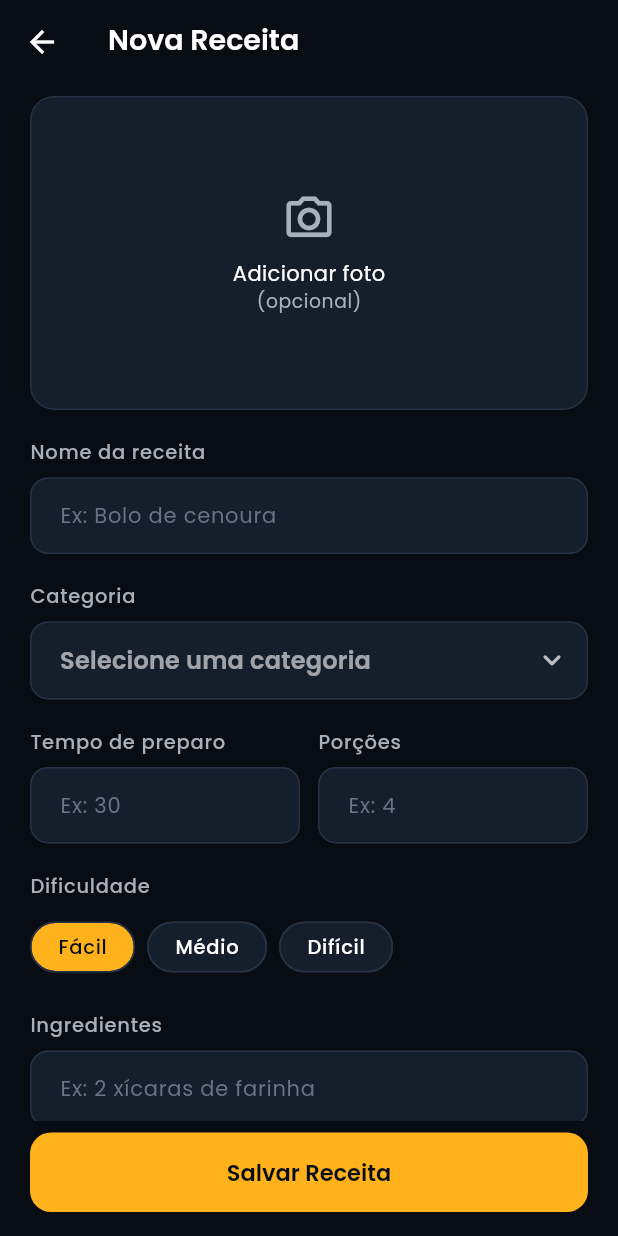
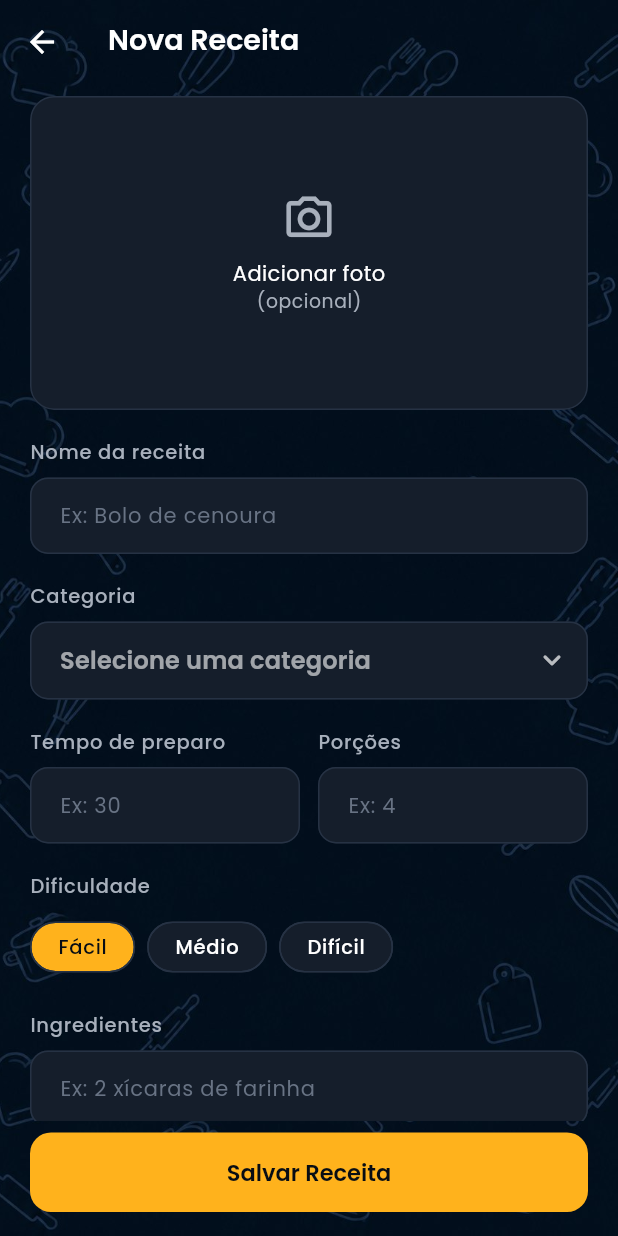
Before and after one commit to lenonronaldo2014-prog/receitas, a Flutter app: the screen it shows after launch, after a tap on "Criar receita", on a phone screen of 412 x 824 dp. Run offline on Flutter 3.47's test engine with Material 3 defaults, Android fonts, the phone set to English and light mode, and no system bars; our stand-ins replace image_picker, package_info_plus, share_plus, shared_preferences.

Commit message:
Fundo com textura de utensílios de cozinha no tema escuro
Co-Authored-By: Claude Opus 5.5 (1M context) <noreply@anthropic.com>

```diff
--- a/lib/screens/splash_screen.dart
+++ b/lib/screens/splash_screen.dart
@@ -5,6 +5,7 @@ import '../providers/recipe_store.dart';
 import '../providers/theme_controller.dart';
 import '../providers/user_data.dart';
 import '../theme/app_theme.dart';
+import '../widgets/app_background.dart';
 import 'main_shell.dart';
 
 /// Abertura do app: carrega os dados salvos e vai para a tela principal.
@@ -22,6 +23,13 @@ class _SplashScreenState extends State<SplashScreen> {
     _start();
   }
 
+  @override
+  void didChangeDependencies() {
+    super.didChangeDependencies();
+    // Carrega a imagem de fundo antes de abrir as telas.
+    precacheImage(AppBackground.image, context);
+  }
+
   Future<void> _start() async {
     await Future.wait([
       context.read<ThemeController>().load(),
@@ -33,7 +41,7 @@ class _SplashScreenState extends State<SplashScreen> {
     Navigator.of(context).pushReplacement(
       PageRouteBuilder(
         transitionDuration: const Duration(milliseconds: 500),
-        pageBuilder: (_, _, _) => const MainShell(),
+        pageBuilder: (_, _, _) => const AppBackground(child: MainShell()),
         transitionsBuilder: (_, anim, _, child) =>
             FadeTransition(opacity: anim, child: child),
       ),
--- a/lib/theme/app_theme.dart
+++ b/lib/theme/app_theme.dart
@@ -1,5 +1,6 @@
 import 'package:flutter/material.dart';
 
+import '../widgets/app_background.dart';
 import 'app_colors.dart';
 import 'app_spacing.dart';
 import 'app_typography.dart';
@@ -51,13 +52,13 @@ abstract final class AppTheme {
       colorScheme: scheme,
       fontFamily: AppTypography.fontFamily,
       textTheme: text,
-      scaffoldBackgroundColor: c.background,
+      scaffoldBackgroundColor: Colors.transparent,
       canvasColor: c.background,
       dividerColor: c.border,
       splashFactory: InkSparkle.splashFactory,
       extensions: [c],
       appBarTheme: AppBarTheme(
-        backgroundColor: c.background,
+        backgroundColor: Colors.transparent,
         surfaceTintColor: Colors.transparent,
         foregroundColor: c.textPrimary,
         elevation: 0,
@@ -196,15 +197,46 @@ abstract final class AppTheme {
       ),
       pageTransitionsTheme: const PageTransitionsTheme(
         builders: {
-          TargetPlatform.android: _FadeSlideTransitionsBuilder(),
-          TargetPlatform.iOS: CupertinoPageTransitionsBuilder(),
-          TargetPlatform.windows: _FadeSlideTransitionsBuilder(),
-          TargetPlatform.macOS: CupertinoPageTransitionsBuilder(),
-          TargetPlatform.linux: _FadeSlideTransitionsBuilder(),
+          TargetPlatform.android: _WithBackground(
+            _FadeSlideTransitionsBuilder(),
+          ),
+          TargetPlatform.iOS: _WithBackground(
+            CupertinoPageTransitionsBuilder(),
+          ),
+          TargetPlatform.windows: _WithBackground(
+            _FadeSlideTransitionsBuilder(),
+          ),
+          TargetPlatform.macOS: _WithBackground(
+            CupertinoPageTransitionsBuilder(),
+          ),
+          TargetPlatform.linux: _WithBackground(_FadeSlideTransitionsBuilder()),
         },
       ),
     );
   }
+}
+
+/// Coloca o [AppBackground] atrás de cada tela, dentro da transição —
+/// assim cada rota é opaca e as telas não "vazam" uma sobre a outra.
+class _WithBackground extends PageTransitionsBuilder {
+  const _WithBackground(this.inner);
+
+  final PageTransitionsBuilder inner;
+
+  @override
+  Widget buildTransitions<T>(
+    PageRoute<T> route,
+    BuildContext context,
+    Animation<double> animation,
+    Animation<double> secondaryAnimation,
+    Widget child,
+  ) => inner.buildTransitions(
+    route,
+    context,
+    animation,
+    secondaryAnimation,
+    AppBackground(child: child),
+  );
 }
 
 /// Transição suave: fade + leve deslize para cima.
--- /dev/null
+++ b/lib/widgets/app_background.dart
@@ -0,0 +1,32 @@
+import 'package:flutter/material.dart';
+
+import '../theme/app_theme.dart';
+
+/// Fundo das telas: no tema escuro, a textura com ícones de cozinha;
+/// no claro, a cor lisa. Aplicado automaticamente em toda rota pelo tema.
+class AppBackground extends StatelessWidget {
+  const AppBackground({super.key, required this.child});
+
+  static const image = AssetImage('assets/images/background.jpg');
+
+  final Widget child;
+
+  @override
+  Widget build(BuildContext context) {
+    final c = context.colors;
+    final dark = Theme.of(context).brightness == Brightness.dark;
+    return DecoratedBox(
+      decoration: BoxDecoration(
+        color: c.background,
+        image: dark
+            ? const DecorationImage(
+                image: image,
+                fit: BoxFit.cover,
+                alignment: Alignment.topCenter,
+              )
+            : null,
+      ),
+      child: child,
+    );
+  }
+}
--- a/pubspec.yaml
+++ b/pubspec.yaml
@@ -66,6 +66,9 @@ flutter:
   # the material Icons class.
   uses-material-design: true
 
+  assets:
+    - assets/images/background.jpg
+
   fonts:
     - family: Poppins
       fonts:
```
Also changed, not shown: assets/images/background.jpg (added).
